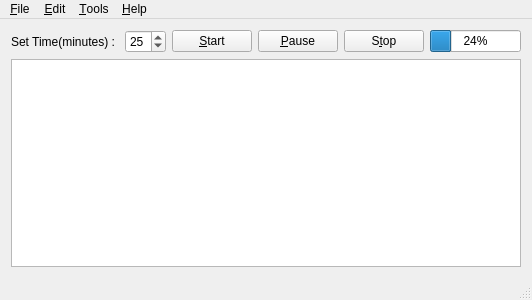
steven-ban/TomatoWorkflow, file mainwindow.ui: the form before one commit.
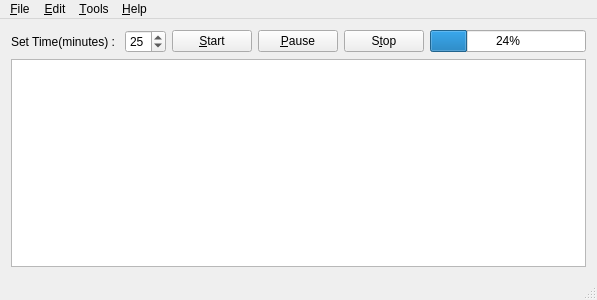
The form after the commit.

```diff
--- a/mainwindow.ui
+++ b/mainwindow.ui
@@ -6,7 +6,7 @@
    <rect>
     <x>0</x>
     <y>0</y>
-    <width>400</width>
+    <width>597</width>
     <height>300</height>
    </rect>
   </property>
@@ -74,7 +74,7 @@
      </layout>
     </item>
     <item>
-     <widget class="QTreeView" name="treeView"/>
+     <widget class="QTableView" name="tableView"/>
     </item>
    </layout>
   </widget>
@@ -83,8 +83,8 @@
     <rect>
      <x>0</x>
      <y>0</y>
-     <width>400</width>
-     <height>23</height>
+     <width>597</width>
+     <height>26</height>
     </rect>
    </property>
    <widget class="QMenu" name="menu_File">
```
